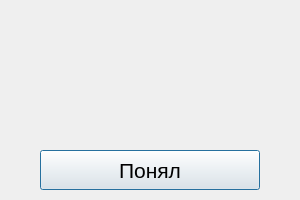
The window that QT_layouts/errorWindow.ui (Yuri4ek/QT_project) describes before a commit, drawn with Qt 5.
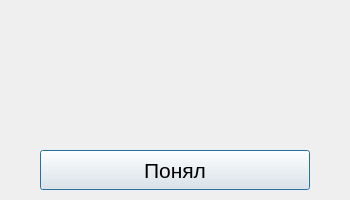
The same window after the commit.

Patch:
```diff
--- a/QT_layouts/errorWindow.ui
+++ b/QT_layouts/errorWindow.ui
@@ -6,7 +6,7 @@
    <rect>
     <x>0</x>
     <y>0</y>
-    <width>300</width>
+    <width>350</width>
     <height>200</height>
    </rect>
   </property>
@@ -18,7 +18,7 @@
     <rect>
      <x>40</x>
      <y>150</y>
-     <width>220</width>
+     <width>270</width>
      <height>40</height>
     </rect>
    </property>
@@ -38,7 +38,7 @@
     <rect>
      <x>20</x>
      <y>70</y>
-     <width>260</width>
+     <width>310</width>
      <height>30</height>
     </rect>
    </property>
```
